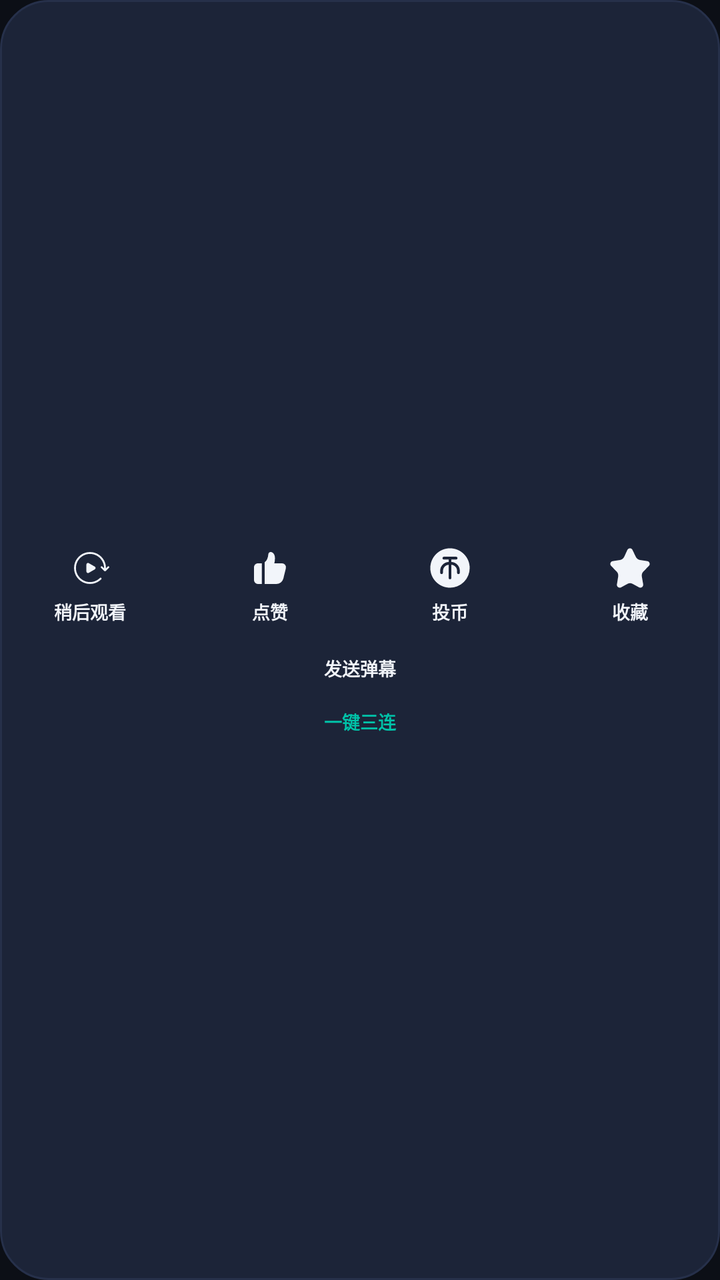
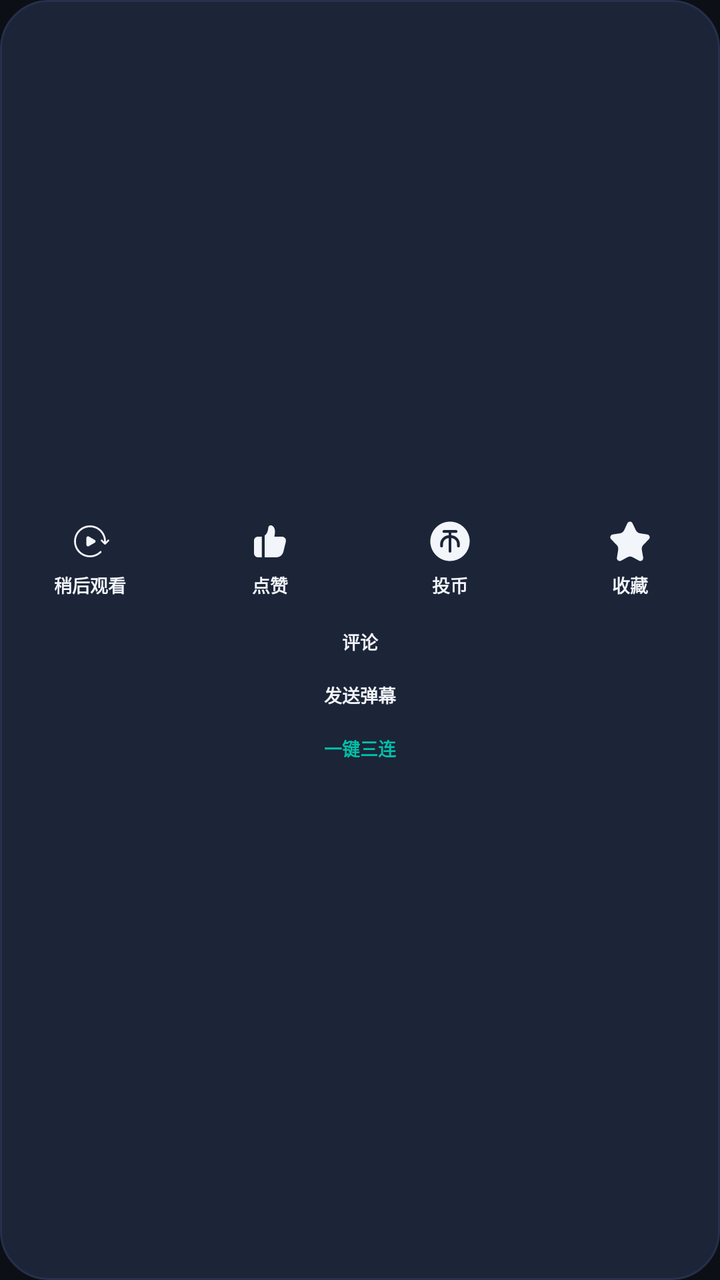

Before-and-after screenshots of an Android layout around one commit, followed by the original layout XML and the change that was made.
<!-- AndroidManifest.xml: application theme Theme.BTelly -->
<!-- res/layout/dialog_action.xml -->
<?xml version="1.0" encoding="utf-8"?>
<androidx.appcompat.widget.LinearLayoutCompat xmlns:android="http://schemas.android.com/apk/res/android" xmlns:app="http://schemas.android.com/apk/res-auto"
    android:gravity="center"
    android:orientation="vertical"
    android:background="@drawable/dialog_background"
    android:clickable="true"
    android:focusable="true"
    android:layout_width="@dimen/px1000"
    android:layout_height="wrap_content">
    <androidx.appcompat.widget.LinearLayoutCompat
        android:gravity="center"
        android:orientation="horizontal"
        android:layout_width="match_parent"
        android:layout_height="wrap_content">
        <androidx.appcompat.widget.LinearLayoutCompat
            android:gravity="center"
            android:orientation="vertical"
            android:id="@+id/button_watch_later"
            android:background="?attr/selectableItemBackground"
            android:padding="@dimen/px20"
            android:focusable="true"
            android:clickable="true"
            android:layout_width="0dp"
            android:layout_height="wrap_content"
            android:layout_weight="1">
            <androidx.appcompat.widget.AppCompatImageView
                android:id="@+id/icon_watch_later"
                android:layout_width="@dimen/px60"
                android:layout_height="@dimen/px60"
                app:srcCompat="@drawable/watch_later"
                app:tint="?attr/tvTextPrimary"/>
            <androidx.appcompat.widget.AppCompatTextView
                android:textSize="@dimen/px27"
                android:textStyle="bold"
                android:textColor="?attr/tvTextPrimary"
                android:maxLines="1"
                android:ellipsize="end"
                android:id="@+id/text_watch_later"
                android:layout_width="wrap_content"
                android:layout_height="wrap_content"
                android:layout_marginTop="@dimen/px15"
                android:text="@string/later_watch"/>
        </androidx.appcompat.widget.LinearLayoutCompat>
        <androidx.appcompat.widget.LinearLayoutCompat
            android:gravity="center"
            android:orientation="vertical"
            android:id="@+id/button_like"
            android:background="?attr/selectableItemBackground"
            android:padding="@dimen/px20"
            android:focusable="true"
            android:clickable="true"
            android:layout_width="0dp"
            android:layout_height="wrap_content"
            android:layout_weight="1">
            <androidx.appcompat.widget.AppCompatImageView
                android:id="@+id/icon_like"
                android:layout_width="@dimen/px60"
                android:layout_height="@dimen/px60"
                app:srcCompat="@drawable/ic_like"
                app:tint="?attr/tvTextPrimary"/>
            <androidx.appcompat.widget.AppCompatTextView
                android:textSize="@dimen/px27"
                android:textStyle="bold"
                android:textColor="?attr/tvTextPrimary"
                android:maxLines="1"
                android:ellipsize="end"
                android:id="@+id/text_like"
                android:layout_width="wrap_content"
                android:layout_height="wrap_content"
                android:layout_marginTop="@dimen/px15"
                android:text="@string/like"/>
        </androidx.appcompat.widget.LinearLayoutCompat>
        <androidx.appcompat.widget.LinearLayoutCompat
            android:gravity="center"
            android:orientation="vertical"
            android:id="@+id/button_coin"
            android:background="?attr/selectableItemBackground"
            android:padding="@dimen/px20"
            android:focusable="true"
            android:clickable="true"
            android:layout_width="0dp"
            android:layout_height="wrap_content"
            android:layout_weight="1">
            <androidx.appcompat.widget.AppCompatImageView
                android:id="@+id/icon_coin"
                android:layout_width="@dimen/px60"
                android:layout_height="@dimen/px60"
                app:srcCompat="@drawable/ic_coin"
                app:tint="?attr/tvTextPrimary"/>
            <androidx.appcompat.widget.AppCompatTextView
                android:textSize="@dimen/px27"
                android:textStyle="bold"
                android:textColor="?attr/tvTextPrimary"
                android:maxLines="1"
                android:ellipsize="end"
                android:id="@+id/text_coin"
                android:layout_width="wrap_content"
                android:layout_height="wrap_content"
                android:layout_marginTop="@dimen/px15"
                android:text="@string/give_coin"/>
        </androidx.appcompat.widget.LinearLayoutCompat>
        <androidx.appcompat.widget.LinearLayoutCompat
            android:gravity="center"
            android:orientation="vertical"
            android:id="@+id/button_collection"
            android:background="?attr/selectableItemBackground"
            android:padding="@dimen/px20"
            android:focusable="true"
            android:clickable="true"
            android:layout_width="0dp"
            android:layout_height="wrap_content"
            android:layout_weight="1">
            <androidx.appcompat.widget.AppCompatImageView
                android:id="@+id/icon_collection"
                android:layout_width="@dimen/px60"
                android:layout_height="@dimen/px60"
                app:srcCompat="@drawable/ic_favorite"
                app:tint="?attr/tvTextPrimary"/>
            <androidx.appcompat.widget.AppCompatTextView
                android:textSize="@dimen/px27"
                android:textStyle="bold"
                android:textColor="?attr/tvTextPrimary"
                android:maxLines="1"
                android:ellipsize="end"
                android:id="@+id/text_collection"
                android:layout_width="wrap_content"
                android:layout_height="wrap_content"
                android:layout_marginTop="@dimen/px15"
                android:text="@string/collection"/>
        </androidx.appcompat.widget.LinearLayoutCompat>
    </androidx.appcompat.widget.LinearLayoutCompat>
    
    <androidx.appcompat.widget.AppCompatTextView
        android:textSize="@dimen/px27"
        android:textStyle="bold"
        android:textColor="?attr/tvTextPrimary"
        android:gravity="center"
        android:id="@+id/button_danmaku"
        android:background="?attr/selectableItemBackground"
        android:padding="@dimen/px15"
        android:focusable="true"
        android:clickable="true"
        android:layout_width="match_parent"
        android:layout_height="wrap_content"
        android:layout_marginTop="@dimen/px10"
        android:text="@string/danmaku_send_title"/>
    <androidx.appcompat.widget.AppCompatTextView
        android:textSize="@dimen/px27"
        android:textStyle="bold"
        android:textColor="?attr/tvAccent"
        android:gravity="center"
        android:id="@+id/button_triple"
        android:background="?attr/selectableItemBackground"
        android:padding="@dimen/px15"
        android:focusable="true"
        android:clickable="true"
        android:layout_width="match_parent"
        android:layout_height="wrap_content"
        android:layout_marginTop="@dimen/px10"
        android:text="@string/triple_action"/>
</androidx.appcompat.widget.LinearLayoutCompat>
<!-- resources referenced by this layout -->
<resources>
  <dimen name="px10">10px</dimen>
  <dimen name="px1000">1000px</dimen>
  <dimen name="px15">15px</dimen>
  <dimen name="px20">20px</dimen>
  <dimen name="px27">27px</dimen>
  <dimen name="px60">60px</dimen>
  <!-- drawable dialog_background (drawable) -->
  <?xml version="1.0" encoding="utf-8"?>
  <shape xmlns:android="http://schemas.android.com/apk/res/android">
      <solid android:color="?attr/tvSurfaceOverlay" />
      <corners android:radius="@dimen/radius_xl" />
      <stroke
          android:width="1dp"
          android:color="?attr/tvDivider" />
  </shape>
  <!-- drawable ic_coin (drawable) -->
  <?xml version="1.0" encoding="utf-8"?>
  <vector xmlns:android="http://schemas.android.com/apk/res/android"
      android:width="24dp"
      android:height="24dp"
      android:viewportWidth="24"
      android:viewportHeight="24">
      <path
          android:fillColor="#fff"
          android:fillType="nonZero"
          android:pathData="M12,0.182C18.527,0.182 23.818,5.473 23.818,12A11.818,11.818 0,0 1,12 23.818C5.473,23.818 0.182,18.527 0.182,12 0.182,5.473 5.473,0.182 12,0.182zM15.658,6.935a0.844,0.844 0,1 0,0 -1.688L8.342,5.247a0.844,0.844 0,0 0,0 1.688h2.814v1.44a5.335,5.335 0,0 0,-5.065 5.313v1.126a0.844,0.844 0,0 0,1.688 0v-1.126a3.647,3.647 0,0 1,3.377 -3.624v7.879a0.844,0.844 0,1 0,1.688 0v-7.879c1.9,0.141 3.37,1.72 3.377,3.624v1.126a0.844,0.844 0,0 0,1.688 0v-1.126a5.335,5.335 0,0 0,-5.065 -5.312v-1.44z" />
  </vector>
  <!-- drawable ic_like (drawable) -->
  <?xml version="1.0" encoding="utf-8"?>
  <vector xmlns:android="http://schemas.android.com/apk/res/android"
      android:width="20dp"
      android:height="20dp"
      android:viewportWidth="20"
      android:viewportHeight="20">
      <path
          android:fillColor="#fff"
          android:fillType="nonZero"
          android:pathData="M5.878,7.66L5.878,18L3.996,18A1.993,1.993 0,0 1,2 16.01L2,9.65c0,-1.1 0.894,-1.99 1.996,-1.99h1.882zM11.048,2.167c0.868,0.42 1.44,1.478 1.44,2.892 0,0.846 -0.105,1.713 -0.316,2.601L16,7.66a2,2 0,0 1,1.942 2.479L16.68,15.26A3.6,3.6 0,0 1,13.184 18L7.333,18l0.001,-10.853c1.047,-0.762 1.658,-2.096 1.834,-4.038 0.087,-0.964 1.005,-1.364 1.88,-0.942z" />
  </vector>
  <string name="collection">收藏</string>
  <string name="danmaku_send_title">发送弹幕</string>
  <string name="give_coin">投币</string>
  <string name="later_watch">稍后观看</string>
  <string name="like">点赞</string>
  <string name="triple_action">一键三连</string>
  <style name="Theme.BTelly" parent="@style/Theme.BTellyBase">
      </style>
  <dimen name="radius_xl">24dp</dimen>
  <style name="WindowAnimationTransition" parent="">
          <item name="android:windowEnterAnimation">@android:anim/fade_in</item>
          <item name="android:windowExitAnimation">@android:anim/fade_out</item>
      </style>
  <color name="tv_surface">#0C0F16</color>
  <color name="tv_surface_raised">#141A29</color>
  <color name="tv_surface_overlay">#1C2438</color>
  <color name="tv_divider">#26304A</color>
  <color name="tv_accent">#00C2A8</color>
  <color name="tv_accent_dim">#123B34</color>
  <color name="tv_accent_on">#00312A</color>
  <color name="tv_text_primary">#F2F5FA</color>
  <color name="tv_text_secondary">#9AA5B8</color>
  <color name="tv_text_tertiary">#67718A</color>
  <color name="tv_scrim">#99000000</color>
  <!-- unchanged entries left out for length: 3 -->
</resources>

<!-- the commit's change to res/layout/dialog_action.xml (unified diff, before → after) -->
@@ -135,6 +135,20 @@
         android:textStyle="bold"
         android:textColor="?attr/tvTextPrimary"
         android:gravity="center"
+        android:id="@+id/button_comment"
+        android:background="?attr/selectableItemBackground"
+        android:padding="@dimen/px15"
+        android:focusable="true"
+        android:clickable="true"
+        android:layout_width="match_parent"
+        android:layout_height="wrap_content"
+        android:layout_marginTop="@dimen/px10"
+        android:text="@string/comment_title"/>
+    <androidx.appcompat.widget.AppCompatTextView
+        android:textSize="@dimen/px27"
+        android:textStyle="bold"
+        android:textColor="?attr/tvTextPrimary"
+        android:gravity="center"
         android:id="@+id/button_danmaku"
         android:background="?attr/selectableItemBackground"
         android:padding="@dimen/px15"
<!-- resource entries referenced after the edit -->
@@ -40,6 +40,7 @@
           android:pathData="M5.878,7.66L5.878,18L3.996,18A1.993,1.993 0,0 1,2 16.01L2,9.65c0,-1.1 0.894,-1.99 1.996,-1.99h1.882zM11.048,2.167c0.868,0.42 1.44,1.478 1.44,2.892 0,0.846 -0.105,1.713 -0.316,2.601L16,7.66a2,2 0,0 1,1.942 2.479L16.68,15.26A3.6,3.6 0,0 1,13.184 18L7.333,18l0.001,-10.853c1.047,-0.762 1.658,-2.096 1.834,-4.038 0.087,-0.964 1.005,-1.364 1.88,-0.942z" />
   </vector>
   <string name="collection">收藏</string>
+  <string name="comment_title">评论</string>
   <string name="danmaku_send_title">发送弹幕</string>
   <string name="give_coin">投币</string>
   <string name="later_watch">稍后观看</string>
